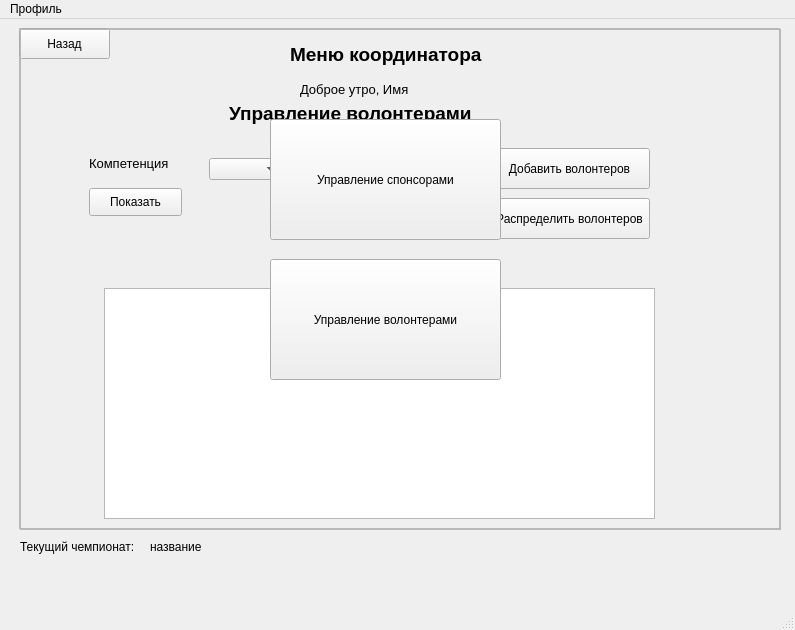
Above: ui_files/CoordinatorWindowUi.ui from antons201/WorldSkills__CourseWork before the change. Below: the same form after it.
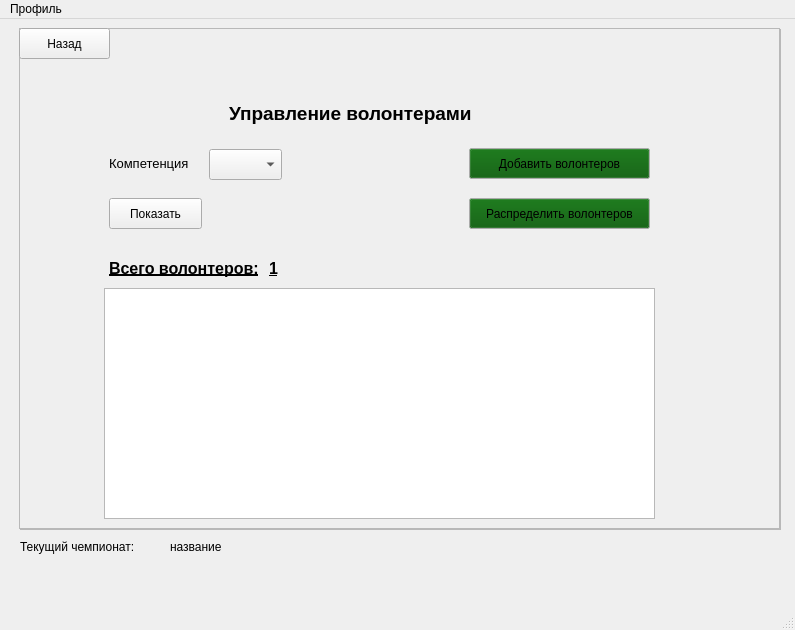
That is the form after the change.

```diff
--- a/ui_files/CoordinatorWindowUi.ui
+++ b/ui_files/CoordinatorWindowUi.ui
@@ -23,6 +23,9 @@
       <height>501</height>
      </rect>
     </property>
+    <property name="autoFillBackground">
+     <bool>true</bool>
+    </property>
     <property name="frameShape">
      <enum>QFrame::StyledPanel</enum>
     </property>
@@ -103,6 +106,9 @@
       <height>501</height>
      </rect>
     </property>
+    <property name="autoFillBackground">
+     <bool>true</bool>
+    </property>
     <property name="frameShape">
      <enum>QFrame::StyledPanel</enum>
     </property>
@@ -132,9 +138,9 @@
     <widget class="QLabel" name="CompetenceLabel">
      <property name="geometry">
       <rect>
-       <x>70</x>
+       <x>90</x>
        <y>120</y>
-       <width>111</width>
+       <width>91</width>
        <height>31</height>
       </rect>
      </property>
@@ -151,19 +157,19 @@
      <property name="geometry">
       <rect>
        <x>190</x>
-       <y>130</y>
+       <y>121</y>
        <width>73</width>
-       <height>22</height>
+       <height>31</height>
       </rect>
      </property>
     </widget>
     <widget class="QPushButton" name="SearchButton">
      <property name="geometry">
       <rect>
-       <x>70</x>
-       <y>160</y>
+       <x>90</x>
+       <y>170</y>
        <width>93</width>
-       <height>28</height>
+       <height>31</height>
       </rect>
      </property>
      <property name="text">
@@ -173,12 +179,49 @@
     <widget class="QPushButton" name="InsertButton">
      <property name="geometry">
       <rect>
-       <x>470</x>
+       <x>450</x>
        <y>120</y>
-       <width>161</width>
-       <height>41</height>
+       <width>181</width>
+       <height>31</height>
       </rect>
      </property>
+     <property name="palette">
+      <palette>
+       <active>
+        <colorrole role="Button">
+         <brush brushstyle="SolidPattern">
+          <color alpha="255">
+           <red>0</red>
+           <green>85</green>
+           <blue>0</blue>
+          </color>
+         </brush>
+        </colorrole>
+       </active>
+       <inactive>
+        <colorrole role="Button">
+         <brush brushstyle="SolidPattern">
+          <color alpha="255">
+           <red>0</red>
+           <green>85</green>
+           <blue>0</blue>
+          </color>
+         </brush>
+        </colorrole>
+       </inactive>
+       <disabled>
+        <colorrole role="Button">
+         <brush brushstyle="SolidPattern">
+          <color alpha="255">
+           <red>0</red>
+           <green>85</green>
+           <blue>0</blue>
+          </color>
+         </brush>
+        </colorrole>
+       </disabled>
+      </palette>
+     </property>
      <property name="text">
       <string>Добавить волонтеров</string>
      </property>
@@ -186,12 +229,49 @@
     <widget class="QPushButton" name="DistributeButton">
      <property name="geometry">
       <rect>
-       <x>470</x>
+       <x>450</x>
        <y>170</y>
-       <width>161</width>
-       <height>41</height>
+       <width>181</width>
+       <height>31</height>
       </rect>
      </property>
+     <property name="palette">
+      <palette>
+       <active>
+        <colorrole role="Button">
+         <brush brushstyle="SolidPattern">
+          <color alpha="255">
+           <red>0</red>
+           <green>85</green>
+           <blue>0</blue>
+          </color>
+         </brush>
+        </colorrole>
+       </active>
+       <inactive>
+        <colorrole role="Button">
+         <brush brushstyle="SolidPattern">
+          <color alpha="255">
+           <red>0</red>
+           <green>85</green>
+           <blue>0</blue>
+          </color>
+         </brush>
+        </colorrole>
+       </inactive>
+       <disabled>
+        <colorrole role="Button">
+         <brush brushstyle="SolidPattern">
+          <color alpha="255">
+           <red>0</red>
+           <green>85</green>
+           <blue>0</blue>
+          </color>
+         </brush>
+        </colorrole>
+       </disabled>
+      </palette>
+     </property>
      <property name="text">
       <string>Распределить волонтеров</string>
      </property>
@@ -199,12 +279,20 @@
     <widget class="QLabel" name="NumVolunteersLabel">
      <property name="geometry">
       <rect>
-       <x>260</x>
+       <x>90</x>
        <y>230</y>
-       <width>111</width>
-       <height>16</height>
+       <width>161</width>
+       <height>20</height>
       </rect>
      </property>
+     <property name="font">
+      <font>
+       <pointsize>12</pointsize>
+       <weight>75</weight>
+       <bold>true</bold>
+       <underline>true</underline>
+      </font>
+     </property>
      <property name="text">
       <string>Всего волонтеров:</string>
      </property>
@@ -212,12 +300,20 @@
     <widget class="QLabel" name="InfoNumVolunteersLabel">
      <property name="geometry">
       <rect>
-       <x>380</x>
+       <x>250</x>
        <y>230</y>
        <width>55</width>
-       <height>16</height>
+       <height>21</height>
       </rect>
      </property>
+     <property name="font">
+      <font>
+       <pointsize>12</pointsize>
+       <weight>75</weight>
+       <bold>true</bold>
+       <underline>true</underline>
+      </font>
+     </property>
      <property name="text">
       <string>1</string>
      </property>
@@ -262,9 +358,9 @@
    <widget class="QLabel" name="NameChempionshipsLabel_2">
     <property name="geometry">
      <rect>
-      <x>150</x>
+      <x>170</x>
       <y>520</y>
-      <width>81</width>
+      <width>231</width>
       <height>16</height>
      </rect>
     </property>
@@ -272,10 +368,10 @@
      <string>название</string>
     </property>
    </widget>
-   <zorder>VolunteersFrame</zorder>
    <zorder>ThisChempionshipsLabel_2</zorder>
    <zorder>NameChempionshipsLabel_2</zorder>
    <zorder>MainFrame</zorder>
+   <zorder>VolunteersFrame</zorder>
   </widget>
   <widget class="QMenuBar" name="menubar">
    <property name="geometry">
@@ -283,7 +379,7 @@
      <x>0</x>
      <y>0</y>
      <width>795</width>
-     <height>26</height>
+     <height>30</height>
     </rect>
    </property>
    <widget class="QMenu" name="menu">
```
